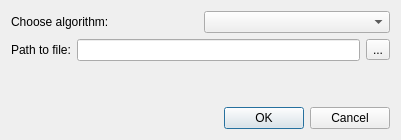
Above: src/corelibs/U2View/src/phyltree/ui/CreatePhyTreeDialog.ui from violethaze74/ugene before the change. Below: the same form after it.
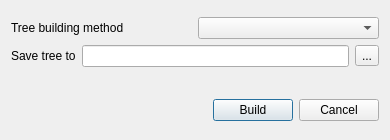
That is the form after the change.

Commit message: Some GUI modifications in the "Building Phylogenetic Tree" dialog and in the Phylogenetic Tree Viewer.

```diff
--- a/src/corelibs/U2View/src/phyltree/ui/CreatePhyTreeDialog.ui
+++ b/src/corelibs/U2View/src/phyltree/ui/CreatePhyTreeDialog.ui
@@ -6,7 +6,7 @@
    <rect>
     <x>0</x>
     <y>0</y>
-    <width>401</width>
+    <width>390</width>
     <height>140</height>
    </rect>
   </property>
@@ -28,13 +28,15 @@
   <property name="modal">
    <bool>true</bool>
   </property>
+  <layout class="QGridLayout" name="gridLayout">
+   <item row="0" column="0">
   <layout class="QVBoxLayout" name="verticalLayout">
    <item>
     <layout class="QHBoxLayout" name="horizontalLayout">
      <item>
       <widget class="QLabel" name="label">
        <property name="text">
-        <string>Choose algorithm:</string>
+          <string>Tree building method</string>
        </property>
       </widget>
      </item>
@@ -48,7 +50,7 @@
      <item>
       <widget class="QLabel" name="label_2">
        <property name="text">
-        <string>Path to file:</string>
+          <string>Save tree to</string>
        </property>
       </widget>
      </item>
@@ -64,20 +66,25 @@
      </item>
     </layout>
    </item>
-   <item>
+    </layout>
+   </item>
+   <item row="1" column="0">
     <spacer name="verticalSpacer">
      <property name="orientation">
       <enum>Qt::Vertical</enum>
      </property>
+     <property name="sizeType">
+      <enum>QSizePolicy::Fixed</enum>
+     </property>
      <property name="sizeHint" stdset="0">
       <size>
        <width>20</width>
-       <height>30</height>
+       <height>20</height>
       </size>
      </property>
     </spacer>
    </item>
-   <item>
+   <item row="2" column="0">
     <layout class="QHBoxLayout" name="horizontalLayout_3">
      <item>
       <spacer name="horizontalSpacer">
@@ -95,7 +102,7 @@
      <item>
       <widget class="QPushButton" name="okButton">
        <property name="text">
-        <string>OK</string>
+        <string>Build</string>
        </property>
       </widget>
      </item>
```
Left out of the diff: 2 changed lines with no effect on the pictures. Lines whose indentation alone changed are shown as unchanged. The commit also changes 26 other files.
